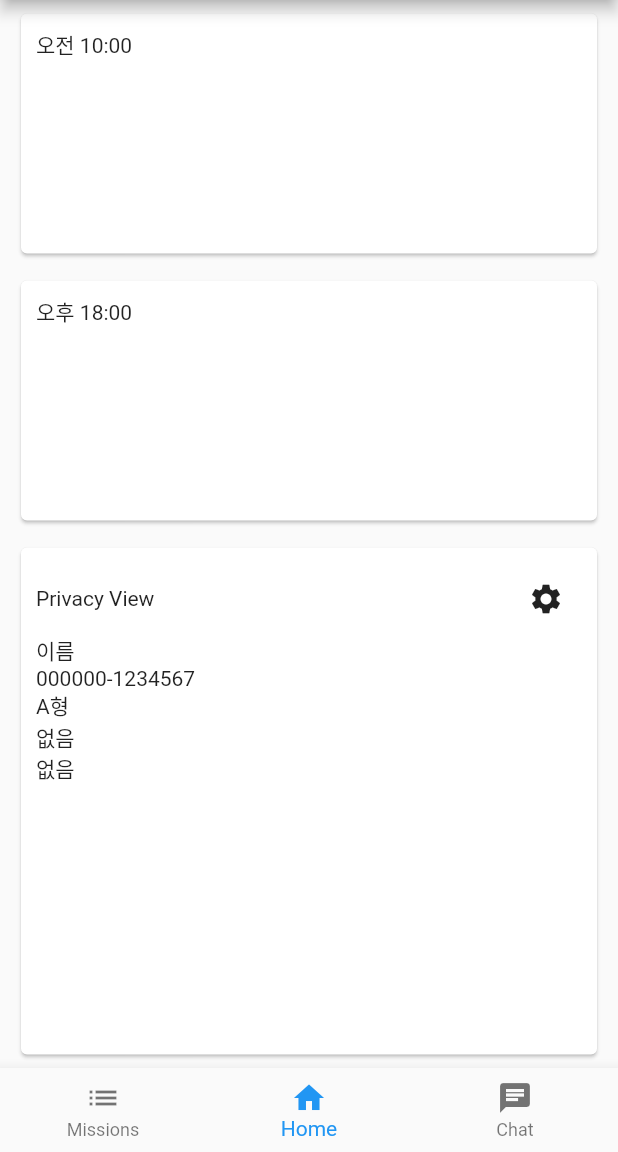
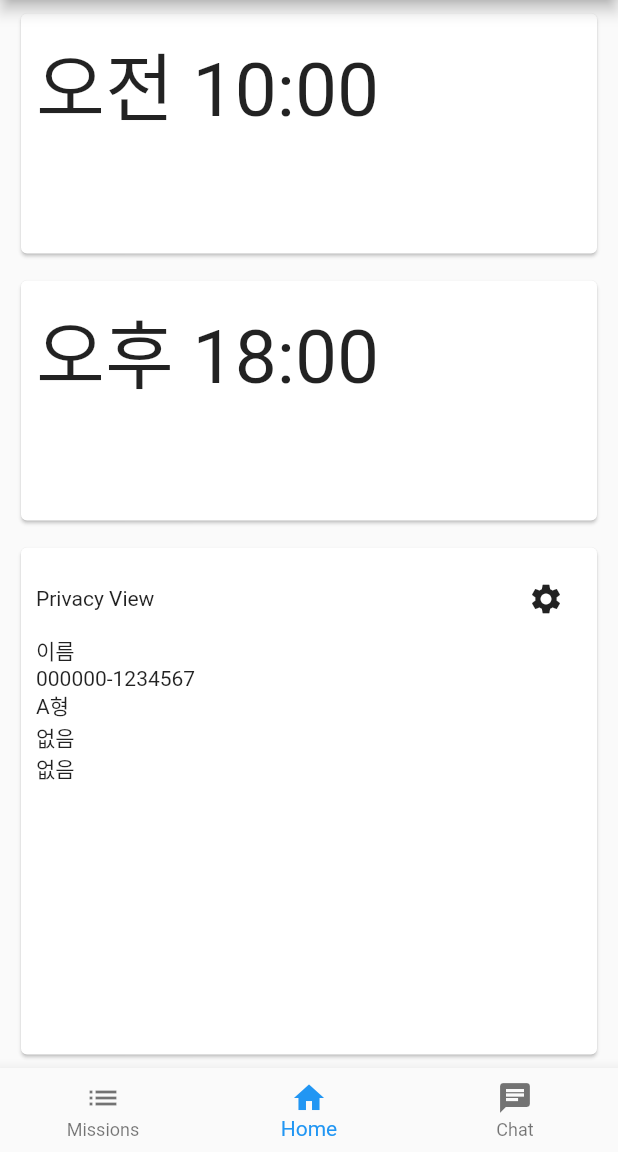
Before and after one commit to GDSC-CAU/Wiro-Flutter-App, a Flutter app: the screen it shows after launch, on a phone screen of 412 x 824 dp, the part 84-1236 px from its top. Run offline on Flutter 3.47's test engine with Material 2 defaults, Android fonts, the phone set to English and light mode, and no system bars.

Commit message:
Update Home.dart : Applied TextSize on TimeCard

```diff
--- a/lib/pages/Home.dart
+++ b/lib/pages/Home.dart
@@ -50,7 +50,7 @@ class TimeCard extends StatelessWidget {
                 child: SizedBox(
                   height: double.infinity,
                   width: double.infinity,
-                  child: Text(timeData),
+                  child: Text(timeData, style: TextStyle(fontSize: 50)),
                 )
             )
         )
```
